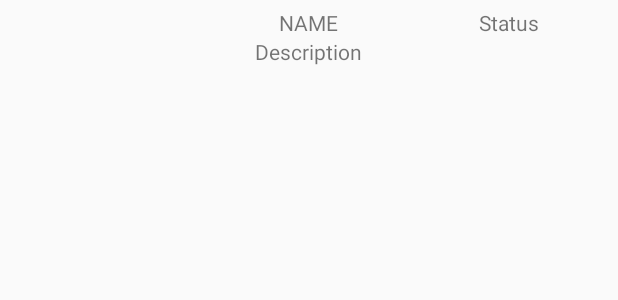
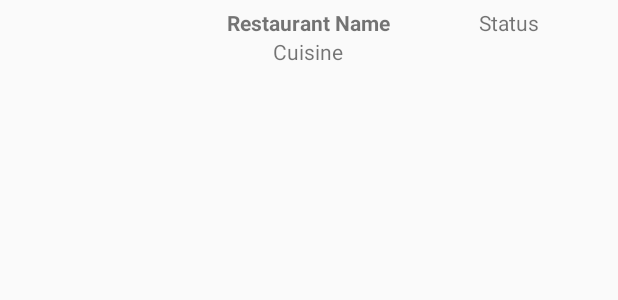
Before and after one commit to vkrishan/DoorDash_sample1, an Android app: the layout custom_row.xml on its own in the app's theme, with its tools: preview values and no code run, on a phone screen of 412 x 824 dp. Shown: the top 300 px of the screen. Run offline under Robolectric (Android 15) with nearby library versions, the phone set to English and light mode, and no system bars.

Commit message:
minor changes

```diff
--- a/app/src/main/AndroidManifest.xml
+++ b/app/src/main/AndroidManifest.xml
@@ -11,7 +11,9 @@
         android:roundIcon="@mipmap/ic_launcher_round"
         android:supportsRtl="true"
         android:theme="@style/AppTheme">
-        <activity android:name=".activity.MainActivity">
+        <activity android:name=".activity.MainActivity"
+            android:configChanges="orientation|screenSize|keyboardHidden"
+            >
             <intent-filter>
                 <action android:name="android.intent.action.MAIN" />
 
--- a/app/src/main/res/layout/custom_row.xml
+++ b/app/src/main/res/layout/custom_row.xml
@@ -9,7 +9,7 @@
     <ImageView
         android:id="@+id/restaurantLogo"
         android:layout_width="0dp"
-        android:layout_height="50dp"
+        android:layout_height="60dp"
         android:layout_weight="1"
 
         />
@@ -17,7 +17,7 @@
     <LinearLayout
         android:id="@+id/restaurantInfo"
         android:layout_width="0dp"
-        android:layout_height="50dp"
+        android:layout_height="60dp"
         android:layout_weight="1"
         android:orientation="vertical"
         >
@@ -27,7 +27,8 @@
             android:layout_width="match_parent"
             android:layout_height="wrap_content"
             android:textAlignment="center"
-            android:text="NAME"
+            android:textStyle="bold"
+            android:text="@string/rest_name"
             />
 
         <TextView
@@ -35,7 +36,7 @@
             android:layout_width="match_parent"
             android:layout_height="wrap_content"
             android:textAlignment="center"
-            android:text="Description"
+            android:text="@string/rest_info"
             />
 
     </LinearLayout>
@@ -43,10 +44,10 @@
     <TextView
         android:id="@+id/restaurantStatus"
         android:layout_width="0dp"
-        android:layout_height="50dp"
+        android:layout_height="60dp"
         android:layout_weight="1"
         android:textAlignment="center"
-        android:text="Status"
+        android:text="@string/rest_status"
         />
 
 </LinearLayout>
--- a/app/src/main/res/values/strings.xml
+++ b/app/src/main/res/values/strings.xml
@@ -1,3 +1,9 @@
 <resources>
-    <string name="app_name">DoorDash_sample1</string>
+    <string name="app_name">DoorDash lite</string>
+    <string name="rest_name">Restaurant Name</string>
+    <string name="rest_info">Cuisine</string>
+    <string name="rest_status">Status</string>
+
+
+
 </resources>
```
